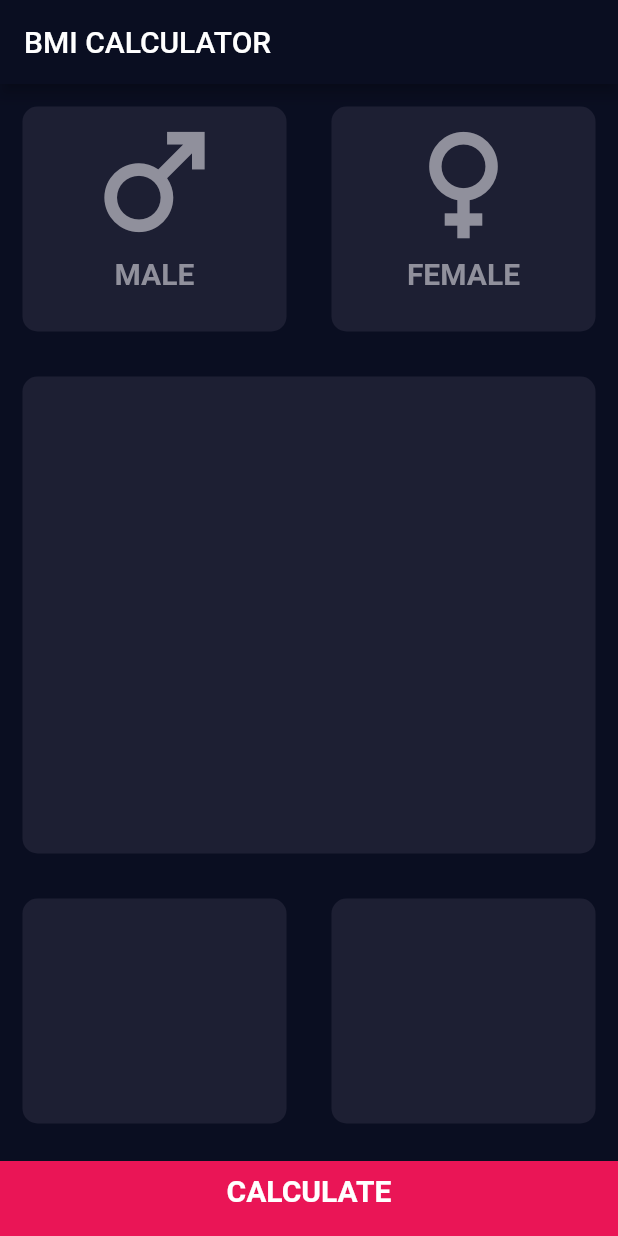
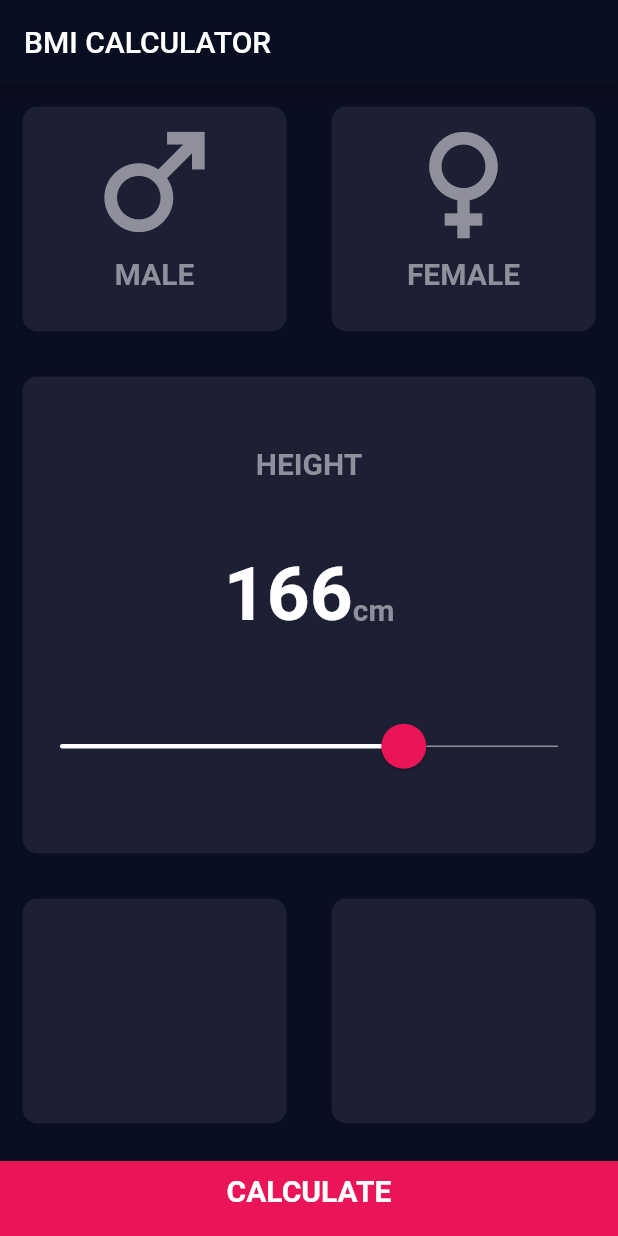
Before and after one commit to Mahfuz007/bmi-calculator, a Flutter app: the screen it shows after launch, on a phone screen of 412 x 824 dp. Run offline on Flutter 3.47's test engine with Material 2 defaults, Android fonts, the phone set to English and light mode, and no system bars.

Commit message:
height card ui added

```diff
--- a/lib/Screens/input_page.dart
+++ b/lib/Screens/input_page.dart
@@ -10,6 +10,7 @@ class InputPage extends StatefulWidget {
 }
 
 class _InputPageState extends State<InputPage> {
+  int sliderValue = 166;
   @override
   Widget build(BuildContext context) {
     return Scaffold(
@@ -33,7 +34,7 @@ class _InputPageState extends State<InputPage> {
                         ),
                         Text(
                           "MALE",
-                          style: ktitle,
+                          style: kTitle,
                         )
                       ],
                     ),
@@ -50,7 +51,7 @@ class _InputPageState extends State<InputPage> {
                         ),
                         Text(
                           "FEMALE",
-                          style: ktitle,
+                          style: kTitle,
                         )
                       ],
                     ),
@@ -58,8 +59,55 @@ class _InputPageState extends State<InputPage> {
                 ),
               ],
             ),
-            const Expanded(
-              child: ReusableCard(),
+            Expanded(
+              child: ReusableCard(
+                child: Column(
+                  mainAxisAlignment: MainAxisAlignment.spaceEvenly,
+                  children: <Widget>[
+                    const Text(
+                      "HEIGHT",
+                      style: kTitle,
+                    ),
+                    Row(
+                      mainAxisAlignment: MainAxisAlignment.center,
+                      crossAxisAlignment: CrossAxisAlignment.baseline,
+                      textBaseline: TextBaseline.alphabetic,
+                      children: <Widget>[
+                        Text(
+                          sliderValue.toString(),
+                          style: kLargeNumber,
+                        ),
+                        const Text(
+                          "cm",
+                          style: kTitle,
+                        ),
+                      ],
+                    ),
+                    SliderTheme(
+                      data: const SliderThemeData(
+                        activeTrackColor: Color(0xFFFFFFFF),
+                        inactiveTrackColor:  Color(0xFF90909C),
+                        thumbColor: Color(0xFFEA1556),
+                        thumbShape:
+                            RoundSliderThumbShape(enabledThumbRadius: 15),
+                        trackHeight: 1,
+                        overlayShape: RoundSliderOverlayShape(overlayRadius: 25),
+                        overlayColor: Color(0xFF4a2348),
+                      ),
+                      child: Slider(
+                        value: sliderValue.toDouble(),
+                        onChanged: (double value) {
+                          setState(() {
+                            sliderValue = value.round();
+                          });
+                        },
+                        min: 1.0,
+                        max: 240.0,
+                      ),
+                    ),
+                  ],
+                ),
+              ),
             ),
             Row(
               children: const <Widget>[
--- a/lib/constants.dart
+++ b/lib/constants.dart
@@ -6,4 +6,5 @@ const kBottomButton =  TextStyle(
   color: Color(0xFFFFFFFF)
 );
 
-const ktitle = TextStyle(fontSize: 20.0, fontWeight: FontWeight.bold, color: Color(0xFF90909C));
+const kTitle = TextStyle(fontSize: 20.0, fontWeight: FontWeight.bold, color: Color(0xFF90909C));
+const kLargeNumber = TextStyle(fontSize: 50.0, fontWeight: FontWeight.bold, color: Color(0xFFFFFFFF));
```
